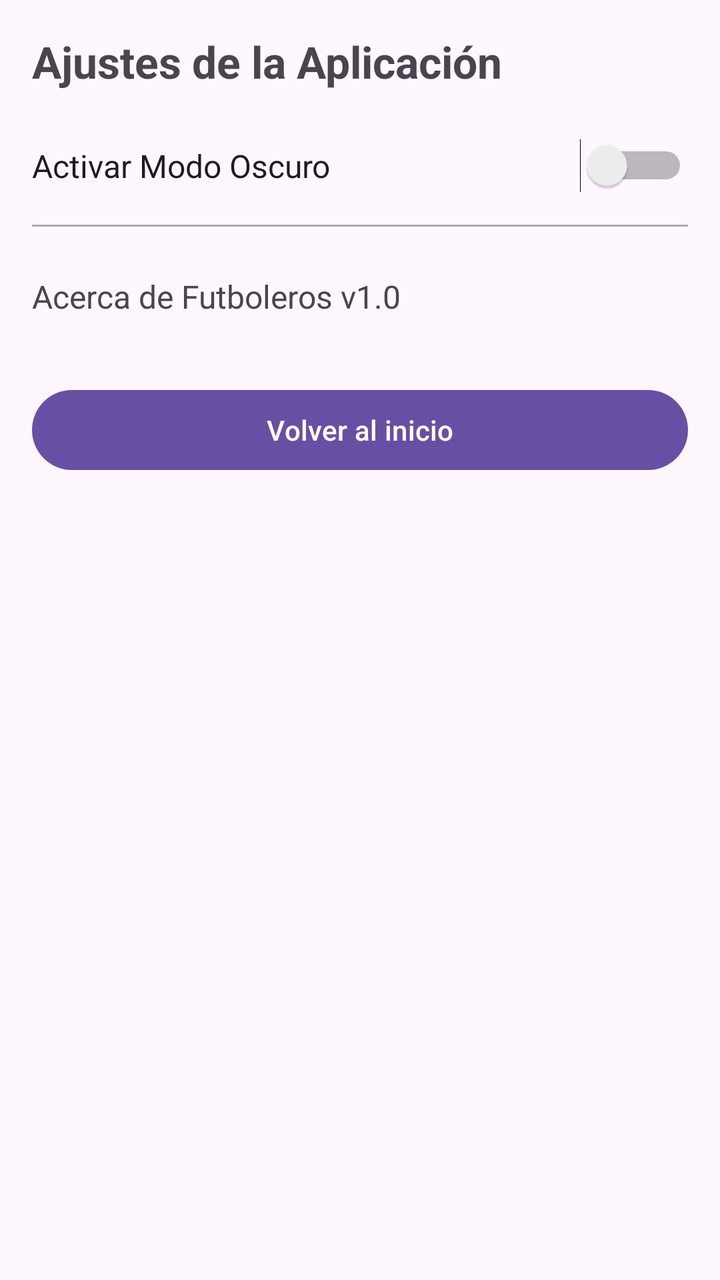
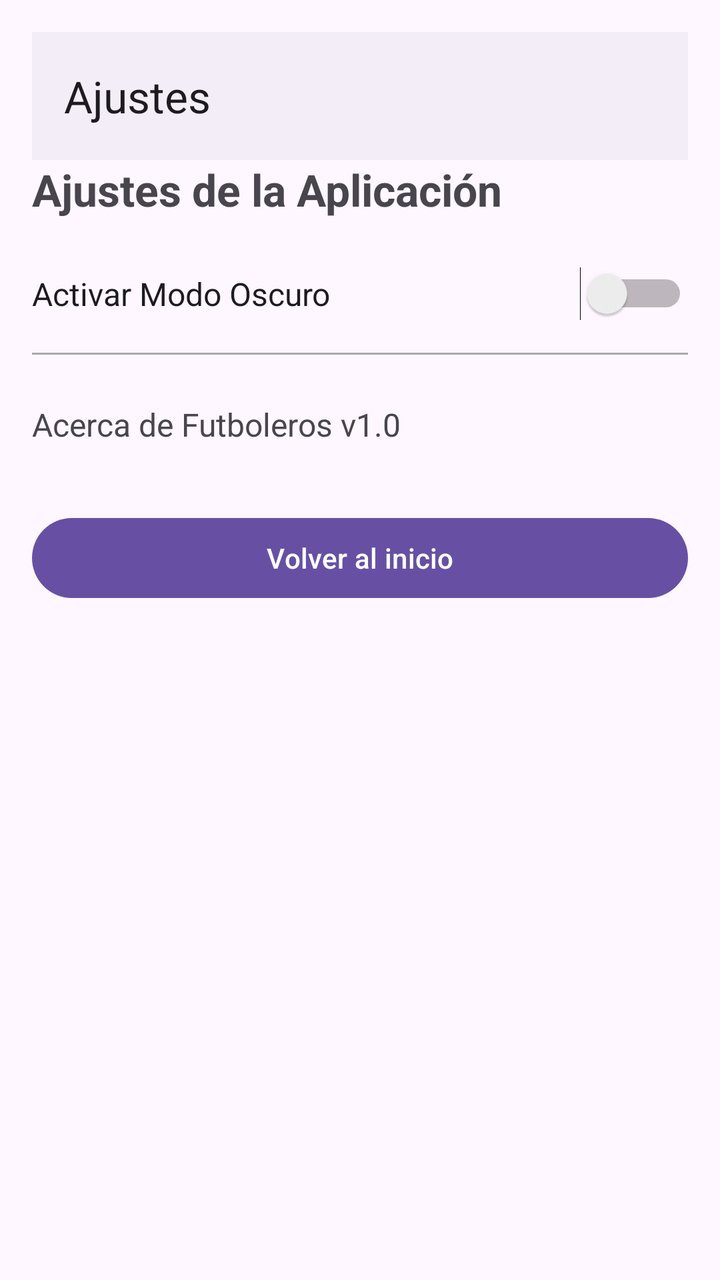

An Android layout rendered at two revisions. The XML below is the earlier revision; the diff shows what the commit changed to produce the second picture.
<!-- AndroidManifest.xml: application theme Theme.Futboleros -->
<!-- res/layout/acitivity_settings.xml -->
<?xml version="1.0" encoding="utf-8"?>
<LinearLayout xmlns:android="http://schemas.android.com/apk/res/android"
    android:layout_width="match_parent"
    android:layout_height="match_parent"
    android:orientation="vertical"
    android:padding="16dp">

    <TextView
        android:layout_width="wrap_content"
        android:layout_height="wrap_content"
        android:text="Ajustes de la Aplicación"
        android:textSize="22sp"
        android:textStyle="bold"
        android:layout_marginBottom="24dp"/>

    
    <Switch
        android:id="@+id/switchDarkMode"
        android:layout_width="match_parent"
        android:layout_height="wrap_content"
        android:text="Activar Modo Oscuro"
        android:textSize="16sp"
        android:layout_marginBottom="16dp"/>

    <View
        android:layout_width="match_parent"
        android:layout_height="1dp"
        android:background="@android:color/darker_gray"
        android:layout_marginBottom="16dp"/>

    
    <TextView
        android:id="@+id/tvAbout"
        android:layout_width="match_parent"
        android:layout_height="wrap_content"
        android:text="Acerca de Futboleros v1.0"
        android:textSize="16sp"
        android:clickable="true"
        android:focusable="true"
        android:paddingVertical="8dp"/>

    <Button
        android:id="@+id/btnBack"
        android:layout_width="match_parent"
        android:layout_height="wrap_content"
        android:text="Volver al inicio"
        android:layout_marginTop="24dp"/>

</LinearLayout>
<!-- resources referenced by this layout -->
<resources>
  <style name="Theme.Futboleros" parent="Base.Theme.Futboleros" />
  <style name="Base.Theme.Futboleros" parent="Theme.Material3.DayNight.NoActionBar">
          
          
      </style>
</resources>

<!-- the commit's change to res/layout/acitivity_settings.xml (unified diff, before → after) -->
@@ -2,8 +2,16 @@
 <LinearLayout xmlns:android="http://schemas.android.com/apk/res/android"
     android:layout_width="match_parent"
     android:layout_height="match_parent"
+    xmlns:app="http://schemas.android.com/apk/res-auto"
     android:orientation="vertical"
     android:padding="16dp">
+
+    <com.google.android.material.appbar.MaterialToolbar
+        android:id="@+id/toolbar"
+        android:layout_width="match_parent"
+        android:layout_height="?attr/actionBarSize"
+        android:background="?attr/colorSurfaceContainer"
+        app:title="Ajustes" />
 
     <TextView
         android:layout_width="wrap_content"
